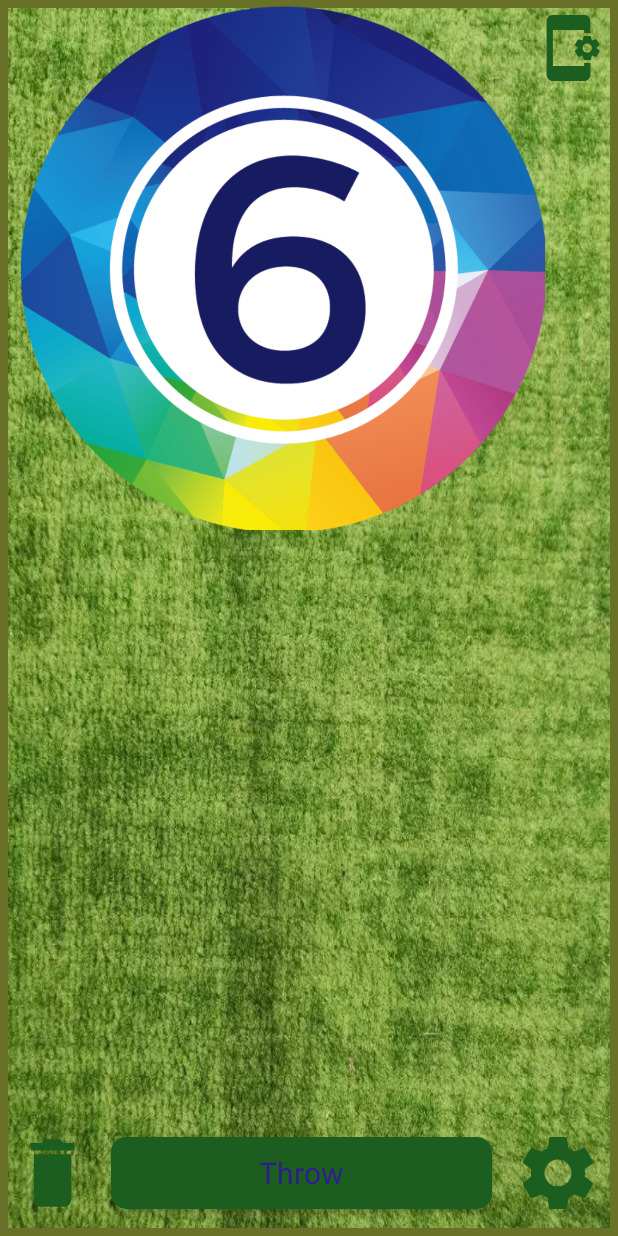
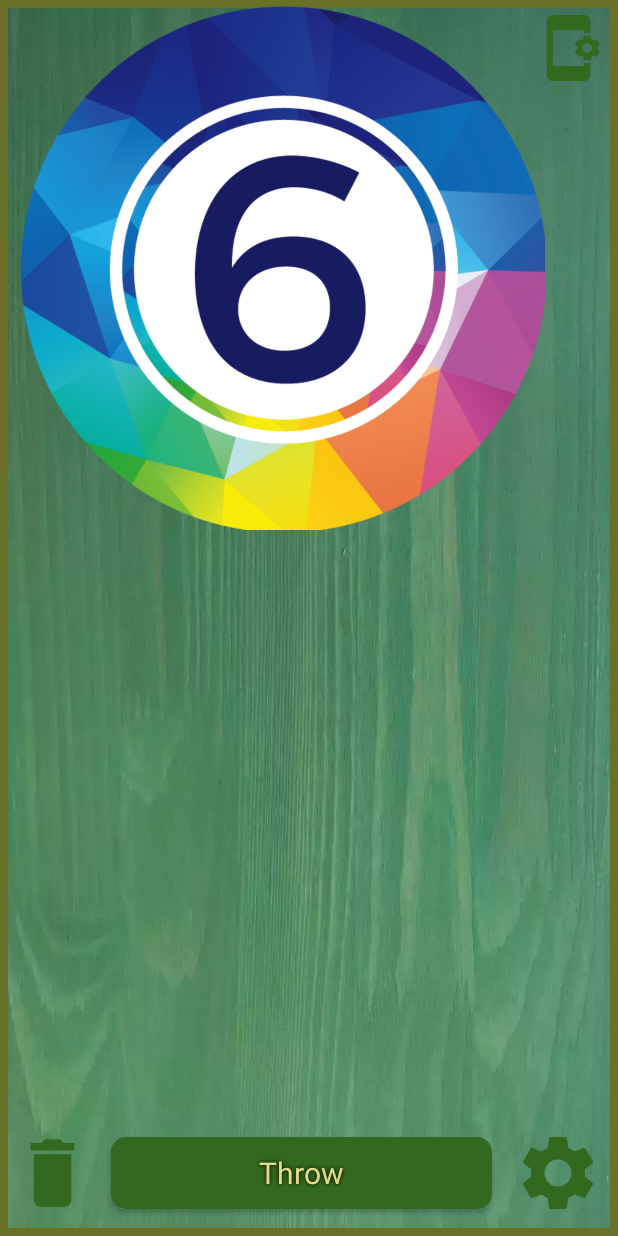
Before and after one commit to Vaaargr/DiceAndCoin, an Android app: the screen it shows after launch (MainActivity), after a tap on "Throw", on a phone screen of 412 x 824 dp. Run offline under Robolectric (Android 15) with nearby library versions, the phone set to English and light mode, and no system bars; Roboto replaces fonts that are not available here.

Commit message:
Work with themes. Auto-clean/

```diff
--- a/app/src/main/java/sapegin/anton/diceandcoin/activity/MainActivity.kt
+++ b/app/src/main/java/sapegin/anton/diceandcoin/activity/MainActivity.kt
@@ -7,16 +7,13 @@ import androidx.appcompat.app.AppCompatActivity
 import android.os.Bundle
 import android.view.View
 import android.widget.AdapterView
-import androidx.activity.result.ActivityResult
-import androidx.activity.result.ActivityResultLauncher
-import androidx.activity.result.contract.ActivityResultContracts
 import androidx.core.view.GravityCompat
 import androidx.recyclerview.widget.GridLayoutManager
 import sapegin.anton.diceandcoin.dictionaries.DiceActivityDictionary
 import sapegin.anton.diceandcoin.R
 import sapegin.anton.diceandcoin.adapters.DiceAdapter
 import sapegin.anton.diceandcoin.databinding.ActivityMainBinding
-import sapegin.anton.diceandcoin.dictionaries.StyleSettingsDictionary
+import sapegin.anton.diceandcoin.dictionaries.GlobalSettingsDictionary
 import sapegin.anton.diceandcoin.models.Dice
 import sapegin.anton.diceandcoin.models.StyleSettings
 import kotlin.random.Random
@@ -29,39 +26,37 @@ class MainActivity : AppCompatActivity() {
     private var diceNum = 1
     private var needToCombine = false
     private var needToSort = false
-    private var launcher: ActivityResultLauncher<Intent>? = null
     private var styleSettingsPosition = 3
     private lateinit var preferences: SharedPreferences
     private lateinit var styleSettings: StyleSettings
+    private var needToAutoClean = false
+    private var columns = 1
+
 
     override fun onCreate(savedInstanceState: Bundle?) {
         preferences = getSharedPreferences("settings", Context.MODE_PRIVATE)
-        if (preferences.contains(StyleSettingsDictionary.STYLE_SETTINGS)) {
-            styleSettingsPosition = preferences.getInt(
-                StyleSettingsDictionary.STYLE_SETTINGS,
-                0
-            )
-            styleSettings = StyleSettingsDictionary.thems[styleSettingsPosition]
+
+        styleSettingsPosition = preferences.getInt(GlobalSettingsDictionary.STYLE_SETTINGS, 0)
+        styleSettings = GlobalSettingsDictionary.themes[styleSettingsPosition]
         setTheme(styleSettings.theme)
-        }
+        needToAutoClean = preferences.getBoolean(GlobalSettingsDictionary.NEED_TO_CLEAN, false)
+
         super.onCreate(savedInstanceState)
         binding = ActivityMainBinding.inflate(layoutInflater)
         setContentView(binding.root)
 
-        launcher =
-            registerForActivityResult(ActivityResultContracts.StartActivityForResult()) { result: ActivityResult ->
-                if (result.resultCode == RESULT_OK) {
-                    if (result.data?.getBooleanExtra(
-                            StyleSettingsDictionary.NEED_TO_RECREATE,
-                            false
-                        ) == true
-                    )
-                        recreate()
-                }
+        binding.apply {
+            if (needToAutoClean) clearResult.visibility = View.GONE else clearResult.visibility =
+                View.VISIBLE
+            result.adapter = adapter
+
+            val needToLoad = intent.getBooleanExtra(DiceActivityDictionary.NEED_TO_LOAD, false)
+            if (needToLoad) {
+                columns = intent.getIntExtra(DiceActivityDictionary.COLUMNS, 1)
+                result.layoutManager = GridLayoutManager(this@MainActivity, columns)
+                adapter.addResults(intent.getSerializableExtra(DiceActivityDictionary.SAVED_RESULT) as ArrayList<Dice>)
             }
 
-        binding.apply {
-            result.adapter = adapter
             sort.setOnCheckedChangeListener { buttonView, isChecked -> needToSort = isChecked }
             combine.setOnCheckedChangeListener { buttonView, isChecked ->
                 needToCombine = isChecked
@@ -70,10 +65,7 @@ class MainActivity : AppCompatActivity() {
             diceType.onItemSelectedListener = object : AdapterView.OnItemSelectedListener {
                 override fun onNothingSelected(parent: AdapterView<*>?) {}
                 override fun onItemSelected(
-                    parent: AdapterView<*>?,
-                    view: View?,
-                    position: Int,
-                    id: Long
+                    parent: AdapterView<*>?, view: View?, position: Int, id: Long
                 ) {
                     diceTypeNum = position
                 }
@@ -86,8 +78,9 @@ class MainActivity : AppCompatActivity() {
             }
             globalSettingsButton.setOnClickListener {
                 val intent = Intent(this@MainActivity, TableSetting::class.java)
-                intent.putExtra(StyleSettingsDictionary.STYLE_SETTINGS, styleSettingsPosition)
-                launcher?.launch(intent)
+                intent.putExtra(GlobalSettingsDictionary.STYLE_SETTINGS, styleSettingsPosition)
+                intent.putExtra(GlobalSettingsDictionary.NEED_TO_CLEAN, needToAutoClean)
+                startActivity(intent)
             }
             throwDice.setOnClickListener {
                 onClickThrow()
@@ -95,7 +88,24 @@ class MainActivity : AppCompatActivity() {
         }
     }
 
+    override fun onResume() {
+        if (preferences.getInt(
+                GlobalSettingsDictionary.STYLE_SETTINGS,
+                0
+            ) != styleSettingsPosition
+        ) {
+            val i = Intent(this, MainActivity::class.java)
+            i.putExtra(DiceActivityDictionary.SAVED_RESULT, adapter.getDiceList())
+            i.putExtra(DiceActivityDictionary.COLUMNS, columns)
+            i.putExtra(DiceActivityDictionary.NEED_TO_LOAD, true)
+            startActivity(i)
+        }
+
+        super.onResume()
+    }
+
     private fun onClickThrow() {
+        if (needToAutoClean) adapter.clearResult()
         diceNum =
             if (binding.numOfDice.text.toString().isNotEmpty()) binding.numOfDice.text.toString()
                 .toInt() else 1
@@ -178,8 +188,7 @@ class MainActivity : AppCompatActivity() {
     }
 
     private fun getColumnNumbs(i: Int): Int {
-        val columnNumbs =
-            when (i) {
+        val columnNumbs = when (i) {
             1 -> 1
             in 2..4 -> 2
             in 5..9 -> 3
@@ -187,6 +196,7 @@ class MainActivity : AppCompatActivity() {
             in 16..25 -> 5
             else -> 6
         }
+        columns = columnNumbs
         return columnNumbs
     }
 }
--- a/app/src/main/java/sapegin/anton/diceandcoin/adapters/DiceAdapter.kt
+++ b/app/src/main/java/sapegin/anton/diceandcoin/adapters/DiceAdapter.kt
@@ -44,4 +44,8 @@ class DiceAdapter : RecyclerView.Adapter<DiceAdapter.DiceHolder>() {
         diceList.clear()
         notifyDataSetChanged()
     }
+
+    fun getDiceList(): ArrayList<Dice>{
+        return  diceList
+    }
 }
--- a/app/src/main/java/sapegin/anton/diceandcoin/dictionaries/DiceActivityDictionary.kt
+++ b/app/src/main/java/sapegin/anton/diceandcoin/dictionaries/DiceActivityDictionary.kt
@@ -5,5 +5,7 @@ object DiceActivityDictionary {
     val D4 = intArrayOf(1, 2, 3, 4)
     val D6 = intArrayOf(1, 2, 3, 4, 5, 6)
 
-
+    val SAVED_RESULT = "saved result"
+    val COLUMNS = "number of columns"
+    val NEED_TO_LOAD = "need to load"
 }
--- a/app/src/main/java/sapegin/anton/diceandcoin/dictionaries/StyleSettingsDictionary.kt
+++ b/app/src/main/java/sapegin/anton/diceandcoin/dictionaries/GlobalSettingsDictionary.kt
@@ -3,8 +3,8 @@ package sapegin.anton.diceandcoin.dictionaries
 import sapegin.anton.diceandcoin.R
 import sapegin.anton.diceandcoin.models.StyleSettings
 
-object StyleSettingsDictionary {
-    var thems: Array<StyleSettings> = arrayOf(
+object GlobalSettingsDictionary {
+    var themes: Array<StyleSettings> = arrayOf(
         StyleSettings(
             R.drawable.green_wood,
             R.style.TextForGreenWood,
@@ -71,5 +71,5 @@ object StyleSettingsDictionary {
     )
 
     val STYLE_SETTINGS = "style settings"
-    val NEED_TO_RECREATE = "need to recreate"
+    val NEED_TO_CLEAN = "need to clean"
 }
--- a/app/src/main/java/sapegin/anton/diceandcoin/models/Dice.kt
+++ b/app/src/main/java/sapegin/anton/diceandcoin/models/Dice.kt
@@ -1,3 +1,3 @@
 package sapegin.anton.diceandcoin.models
 
-class Dice(val diceImage: Int, val count: Int)
+class Dice(val diceImage: Int, val count: Int): java.io.Serializable
--- a/app/src/main/res/layout/activity_main.xml
+++ b/app/src/main/res/layout/activity_main.xml
@@ -125,7 +125,9 @@
             android:layout_height="0dp"
             android:layout_marginStart="10dp"
             android:layout_marginEnd="10dp"
+            android:background="@color/none"
             android:entries="@array/dice_values"
+            android:popupBackground="@color/none"
             android:spinnerMode="dropdown"
             android:textAlignment="center"
             app:layout_constraintBottom_toBottomOf="@+id/textView2"
--- a/app/src/main/res/layout/background.xml
+++ b/app/src/main/res/layout/background.xml
@@ -2,7 +2,9 @@
 <androidx.constraintlayout.widget.ConstraintLayout xmlns:android="http://schemas.android.com/apk/res/android"
     xmlns:app="http://schemas.android.com/apk/res-auto"
     android:layout_width="wrap_content"
-    android:layout_height="wrap_content">
+    android:layout_height="wrap_content"
+    android:background="@color/none"
+    android:backgroundTint="@color/none">
 
     <ImageView
         android:id="@+id/backgroundView"
--- a/app/src/main/res/values/textStyles.xml
+++ b/app/src/main/res/values/textStyles.xml
@@ -5,6 +5,8 @@
         <item name="android:textColor">@color/on_primary_for_green_grace</item>
         <item name="fontFamily">@font/aladin</item>
         <item name="android:background">@color/none</item>
+        <item name="android:shadowColor">@color/black</item>
+        <item name="android:shadowRadius">3</item>
     </style>
 
     <style name="TextForGreenWood" parent="TextForGreenGrace">
--- a/app/src/main/res/values/themes.xml
+++ b/app/src/main/res/values/themes.xml
@@ -6,7 +6,7 @@
         <item name="colorPrimaryVariant">@color/purple_700</item>
         <item name="colorOnPrimary">@color/on_primary_for_green_grace</item>
         <!-- Secondary brand color. -->
-        <item name="colorSecondary">@color/teal_200</item>
+        <item name="colorSecondary">@color/black</item>
         <item name="colorSecondaryVariant">@color/teal_700</item>
         <item name="colorOnSecondary">@color/black</item>
 
```
Also changed, not shown: app/src/main/java/sapegin/anton/diceandcoin/activity/TableSetting.kt (+11 -10 lines), app/src/main/res/layout/activity_table_setting.xml (+6 -4 lines). Lines whose indentation alone changed are shown as unchanged.
